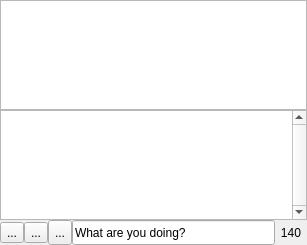
Before: the Qt Designer form mainwindow.ui in ayoy/qtwitter, drawn with Qt 5.
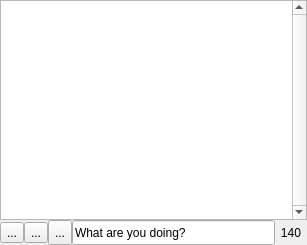
After: the same form once the commit is applied. Icons and pictures are not drawn. Custom widgets are drawn as their Qt base class.

Commit message: Added support for posting new status, with proper update of the statuses list. Other minor improvements, like localisation interface ( tr() ) and moving some XML-ish HttpConnection members to XmlDownload class.

The edit to the form file:
```diff
--- a/mainwindow.ui
+++ b/mainwindow.ui
@@ -19,17 +19,6 @@
    <property name="margin" >
     <number>0</number>
    </property>
-   <item>
-    <widget class="QTextEdit" name="textEdit" >
-     <property name="html" >
-      <string>&lt;!DOCTYPE HTML PUBLIC "-//W3C//DTD HTML 4.0//EN" "http://www.w3.org/TR/REC-html40/strict.dtd">
-&lt;html>&lt;head>&lt;meta name="qrichtext" content="1" />&lt;style type="text/css">
-p, li { white-space: pre-wrap; }
-&lt;/style>&lt;/head>&lt;body style=" font-family:'Lucida Grande'; font-size:13pt; font-weight:400; font-style:normal;">
-&lt;p style="-qt-paragraph-type:empty; margin-top:0px; margin-bottom:0px; margin-left:0px; margin-right:0px; -qt-block-indent:0; text-indent:0px; font-family:'MS Shell Dlg 2'; font-size:8pt;">&lt;/p>&lt;/body>&lt;/html></string>
-     </property>
-    </widget>
-   </item>
    <item>
     <widget class="QListView" name="statusListView" >
      <property name="verticalScrollBarPolicy" >
```
Left out of the diff: 1 changed line with no effect on the pictures. The commit also changes 11 other files.
